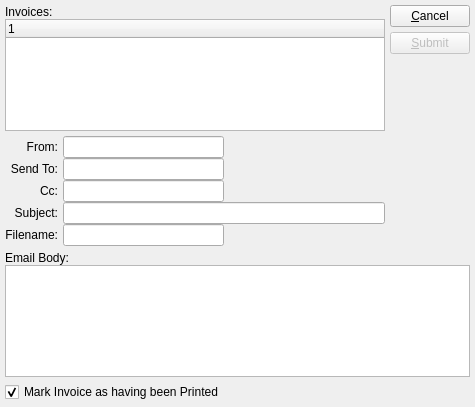
First picture: the form in guiclient/deliverInvoice.ui, repository Pegasus-RPG/xtuple-client, before the edit.
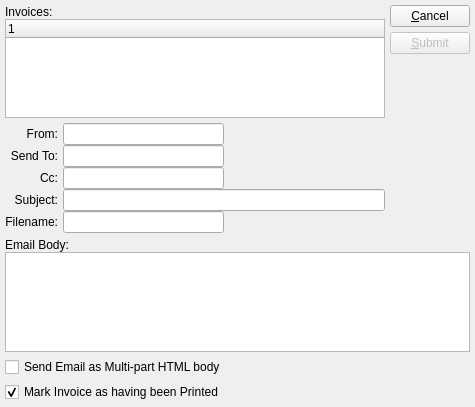
Second picture: the form after the edit. Custom widgets are drawn as their Qt base class.

Commit message: Added code to allow marking a batch job to send email as a multi-part html. Issue #6807.

Patch:
```diff
--- a/guiclient/deliverInvoice.ui
+++ b/guiclient/deliverInvoice.ui
@@ -310,6 +310,13 @@
      </item>
     </layout>
    </item>
+   <item>
+    <widget class="QCheckBox" name="_emailHTML" >
+     <property name="text" >
+      <string>Send Email as Multi-part HTML body</string>
+     </property>
+    </widget>
+   </item>
    <item>
     <layout class="QHBoxLayout" >
      <property name="spacing" >
```
Left out of the diff: 2 changed lines with no effect on the pictures. The commit also changes 5 other files.
